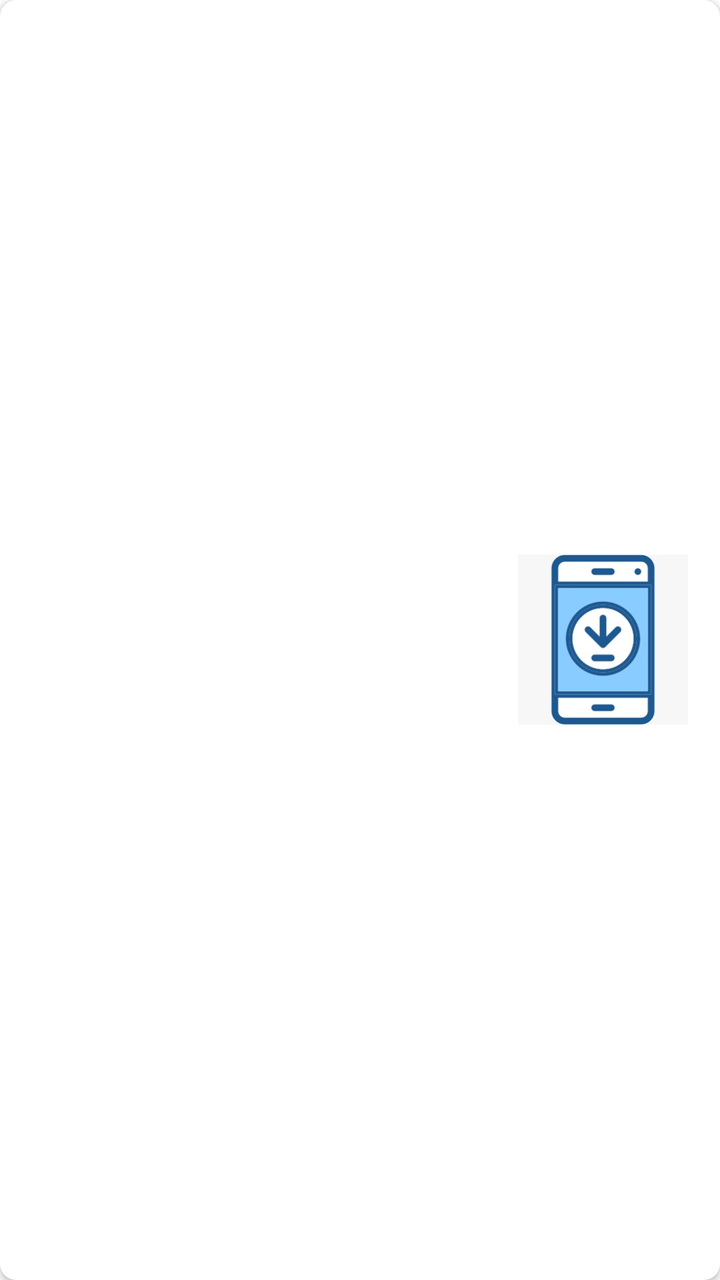
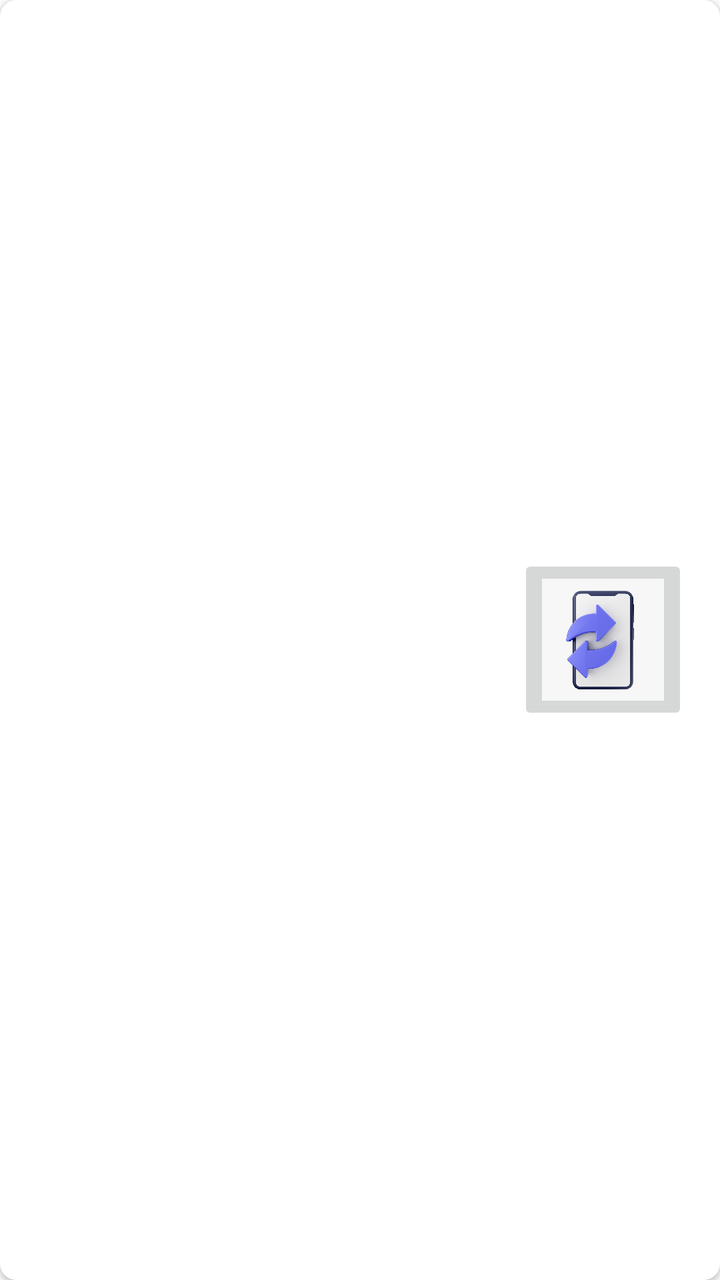

Before-and-after screenshots of an Android layout around one commit, followed by the original layout XML and the change that was made.
<!-- AndroidManifest.xml: application theme Theme.AliPafContacts -->
<!-- res/layout/item_account.xml -->
<?xml version="1.0" encoding="utf-8"?>
<com.google.android.material.card.MaterialCardView
    xmlns:android="http://schemas.android.com/apk/res/android"
    xmlns:app="http://schemas.android.com/apk/res-auto"
    android:layout_width="match_parent"
    android:layout_height="wrap_content"
    android:layout_marginBottom="8dp"
    app:cardElevation="2dp"
    app:cardCornerRadius="8dp">

    <LinearLayout
        android:layout_width="match_parent"
        android:layout_height="match_parent"
        android:gravity="center_vertical"
        android:orientation="horizontal"
        android:padding="16dp">

        <LinearLayout
            android:layout_width="0dp"
            android:layout_height="wrap_content"
            android:layout_weight="1"
            android:orientation="vertical">

            <TextView
                android:id="@+id/tv_account_name"
                android:layout_width="match_parent"
                android:layout_height="wrap_content"
                android:ellipsize="end"
                android:maxLines="1"
                android:textAppearance="?attr/textAppearanceSubtitle1"
                android:textSize="20sp" />

            <TextView
                android:id="@+id/tv_last_update"
                android:layout_width="match_parent"
                android:layout_height="wrap_content"
                android:layout_marginTop="4dp"
                android:textAppearance="@style/TextAppearance.AppCompat.Body2" />

            <com.google.android.material.progressindicator.LinearProgressIndicator
                android:id="@+id/sync_progress"
                android:layout_width="match_parent"
                android:layout_height="wrap_content"
                android:layout_marginTop="8dp"
                android:indeterminate="true"
                android:visibility="gone" />
        </LinearLayout>

        <ImageButton
            android:id="@+id/btn_sync"
            android:layout_width="85dp"
            android:layout_height="85dp"
            android:background="@color/material_dynamic_neutral_variant20"
            android:contentDescription="@string/main_sync_now"
            android:scaleType="fitCenter"
            android:src="@drawable/syncbtn1" />

    </LinearLayout>
</com.google.android.material.card.MaterialCardView>
<!-- resources referenced by this layout -->
<resources>
  <!-- drawable syncbtn1: jpg bitmap (drawable, 12252 bytes) -->
  <string name="main_sync_now">Sync now</string>
  <style name="Theme.AliPafContacts" parent="Theme.MaterialComponents.DayNight.NoActionBar">
          <item name="colorPrimary">@color/nextcloud_blue</item>
          <item name="colorPrimaryVariant">@color/nextcloud_blue_dark</item>
          <item name="colorOnPrimary">@android:color/white</item>
      </style>
  <color name="nextcloud_blue">#4dc3ff</color>
  <color name="nextcloud_blue_dark">#0099e6</color>
</resources>

<!-- the commit's change to res/layout/item_account.xml (unified diff, before → after) -->
@@ -50,10 +50,9 @@
             android:id="@+id/btn_sync"
             android:layout_width="85dp"
             android:layout_height="85dp"
-            android:background="@color/material_dynamic_neutral_variant20"
             android:contentDescription="@string/main_sync_now"
             android:scaleType="fitCenter"
-            android:src="@drawable/syncbtn1" />
+            android:src="@drawable/syncbtn2" />
 
     </LinearLayout>
 </com.google.android.material.card.MaterialCardView>
<!-- resource entries referenced after the edit -->
@@ -1,6 +1,6 @@
 <!-- resources referenced by this layout -->
 <resources>
-  <!-- drawable syncbtn1: jpg bitmap (drawable, 12252 bytes) -->
+  <!-- drawable syncbtn2: jpg bitmap (drawable, 93106 bytes) -->
   <string name="main_sync_now">Sync now</string>
   <style name="Theme.AliPafContacts" parent="Theme.MaterialComponents.DayNight.NoActionBar">
           <item name="colorPrimary">@color/nextcloud_blue</item>
